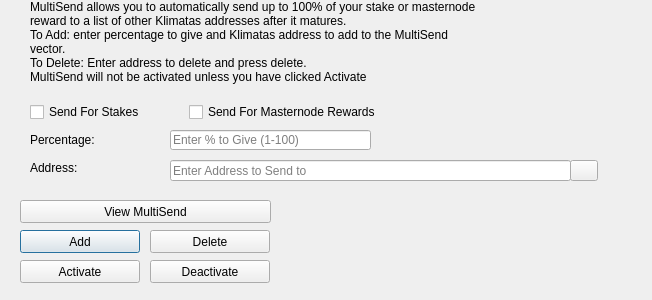
Above: src/qt/forms/multisenddialog.ui from klimatas/klimatas-core before the change. Below: the same form after it.
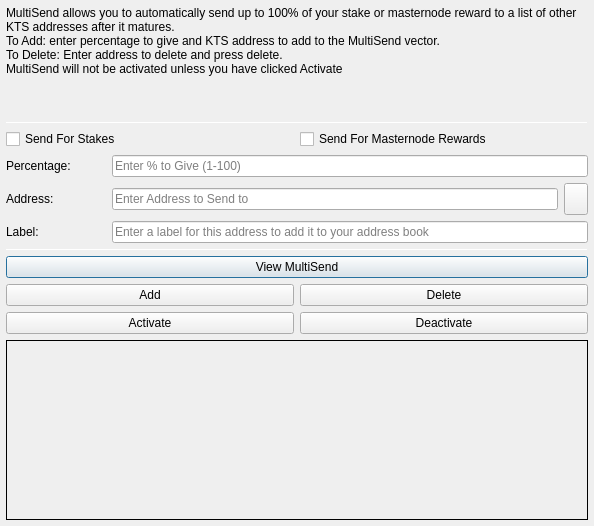
That is the form after the change. Icons and pictures are not drawn.

Commit message: Klimatas upgrade to latest PIVX version

What changed in the file:
```diff
--- a/src/qt/forms/multisenddialog.ui
+++ b/src/qt/forms/multisenddialog.ui
@@ -9,22 +9,106 @@
    <rect>
     <x>0</x>
     <y>0</y>
-    <width>652</width>
-    <height>300</height>
+    <width>594</width>
+    <height>526</height>
    </rect>
   </property>
   <property name="windowTitle">
    <string>MultiSend</string>
   </property>
+  <layout class="QVBoxLayout" name="verticalLayout" stretch="0">
+   <property name="leftMargin">
+    <number>6</number>
+   </property>
+   <property name="topMargin">
+    <number>6</number>
+   </property>
+   <property name="rightMargin">
+    <number>6</number>
+   </property>
+   <property name="bottomMargin">
+    <number>6</number>
+   </property>
+   <item>
+    <layout class="QVBoxLayout" name="verticalLayout_Main" stretch="1,1,1,0,1,1,1">
+     <item>
+      <widget class="QLabel" name="label_2">
+       <property name="lineWidth">
+        <number>1</number>
+       </property>
+       <property name="text">
+        <string>MultiSend allows you to automatically send up to 100% of your stake or masternode reward to a list of other KTS addresses after it matures.
+To Add: enter percentage to give and KTS address to add to the MultiSend vector.
+To Delete: Enter address to delete and press delete.
+MultiSend will not be activated unless you have clicked Activate</string>
+       </property>
+       <property name="alignment">
+        <set>Qt::AlignLeading|Qt::AlignLeft|Qt::AlignTop</set>
+       </property>
+       <property name="wordWrap">
+        <bool>true</bool>
+       </property>
+      </widget>
+     </item>
+     <item>
+      <widget class="Line" name="line">
+       <property name="minimumSize">
+        <size>
+         <width>0</width>
+         <height>1</height>
+        </size>
+       </property>
+       <property name="maximumSize">
+        <size>
+         <width>16777215</width>
+         <height>1</height>
+        </size>
+       </property>
+       <property name="orientation">
+        <enum>Qt::Horizontal</enum>
+       </property>
+      </widget>
+     </item>
+     <item>
+      <layout class="QVBoxLayout" name="verticalLayout_Settings">
+       <item>
+        <layout class="QHBoxLayout" name="horizontalLayout">
+         <item>
+          <widget class="QCheckBox" name="multiSendStakeCheckBox">
+           <property name="text">
+            <string>Send For Stakes</string>
+           </property>
+          </widget>
+         </item>
+         <item>
+          <widget class="QCheckBox" name="multiSendMasternodeCheckBox">
+           <property name="text">
+            <string>Send For Masternode Rewards</string>
+           </property>
+          </widget>
+         </item>
+        </layout>
+       </item>
+       <item>
+        <layout class="QHBoxLayout" name="horizontalLayout_6">
+         <item>
+          <widget class="QLabel" name="label">
+           <property name="minimumSize">
+            <size>
+             <width>100</width>
+             <height>0</height>
+            </size>
+           </property>
+           <property name="toolTip">
+            <string>Percentage of stake to send</string>
+           </property>
+           <property name="text">
+            <string>Percentage:</string>
+           </property>
+          </widget>
+         </item>
+         <item>
   <widget class="QLineEdit" name="multiSendPercentEdit">
-   <property name="geometry">
-    <rect>
-     <x>170</x>
-     <y>130</y>
-     <width>201</width>
-     <height>20</height>
-    </rect>
-   </property>
    <property name="toolTip">
     <string>Enter whole numbers 1 - 100</string>
    </property>
@@ -32,15 +116,29 @@
     <string>Enter % to Give (1-100)</string>
    </property>
   </widget>
+         </item>
+        </layout>
+       </item>
+       <item>
+        <layout class="QHBoxLayout" name="horizontalLayout_7">
+         <item>
+          <widget class="QLabel" name="label_5">
+           <property name="minimumSize">
+            <size>
+             <width>100</width>
+             <height>0</height>
+            </size>
+           </property>
+           <property name="toolTip">
+            <string>Address to send portion of stake to</string>
+           </property>
+           <property name="text">
+            <string>Address:</string>
+           </property>
+          </widget>
+         </item>
+         <item>
   <widget class="QLineEdit" name="multiSendAddressEdit">
-   <property name="geometry">
-    <rect>
-     <x>170</x>
-     <y>160</y>
-     <width>401</width>
-     <height>21</height>
-    </rect>
-   </property>
    <property name="toolTip">
     <string/>
    </property>
@@ -48,87 +146,14 @@
     <string>Enter Address to Send to</string>
    </property>
   </widget>
-  <widget class="QLabel" name="label_2">
-   <property name="geometry">
-    <rect>
-     <x>30</x>
-     <y>0</y>
-     <width>451</width>
-     <height>121</height>
-    </rect>
-   </property>
-   <property name="lineWidth">
-    <number>1</number>
-   </property>
-   <property name="text">
-    <string>MultiSend allows you to automatically send up to 100% of your stake or masternode reward to a list of other Klimatas addresses after it matures.
-To Add: enter percentage to give and Klimatas address to add to the MultiSend vector.
-To Delete: Enter address to delete and press delete.
-MultiSend will not be activated unless you have clicked Activate</string>
-   </property>
-   <property name="alignment">
-    <set>Qt::AlignLeading|Qt::AlignLeft|Qt::AlignTop</set>
-   </property>
-   <property name="wordWrap">
-    <bool>true</bool>
-   </property>
-  </widget>
-  <widget class="QLabel" name="message">
-   <property name="geometry">
-    <rect>
-     <x>290</x>
-     <y>200</y>
-     <width>351</width>
-     <height>91</height>
-    </rect>
-   </property>
-   <property name="text">
-    <string/>
-   </property>
-  </widget>
-  <widget class="QPushButton" name="addButton">
-   <property name="geometry">
-    <rect>
-     <x>20</x>
-     <y>230</y>
-     <width>120</width>
-     <height>23</height>
-    </rect>
-   </property>
-   <property name="toolTip">
-    <string/>
-   </property>
-   <property name="statusTip">
-    <string>Add to MultiSend Vector</string>
-   </property>
-   <property name="text">
-    <string>Add</string>
-   </property>
-  </widget>
-  <widget class="QPushButton" name="disableButton">
-   <property name="geometry">
-    <rect>
-     <x>150</x>
-     <y>260</y>
-     <width>120</width>
-     <height>23</height>
-    </rect>
-   </property>
-   <property name="statusTip">
-    <string>Deactivate MultiSend</string>
-   </property>
-   <property name="text">
-    <string>Deactivate</string>
-   </property>
-  </widget>
-  <widget class="QPushButton" name="addressBookButton">
-   <property name="geometry">
-    <rect>
-     <x>570</x>
-     <y>160</y>
-     <width>28</width>
-     <height>21</height>
-    </rect>
+         </item>
+         <item>
+          <widget class="QToolButton" name="addressBookButton">
+           <property name="maximumSize">
+            <size>
+             <width>16777215</width>
+             <height>32</height>
+            </size>
    </property>
    <property name="toolTip">
     <string>Choose an address from the address book</string>
@@ -143,51 +168,85 @@
    <property name="shortcut">
     <string>Alt+A</string>
    </property>
-   <property name="autoDefault">
-    <bool>false</bool>
-   </property>
-  </widget>
-  <widget class="QLabel" name="label">
-   <property name="geometry">
-    <rect>
-     <x>30</x>
-     <y>130</y>
-     <width>121</width>
-     <height>20</height>
-    </rect>
-   </property>
+          </widget>
+         </item>
+        </layout>
+       </item>
+      </layout>
+     </item>
+     <item>
+      <layout class="QHBoxLayout" name="horizontalLayout_3">
+       <item>
+        <widget class="QLabel" name="label_3">
+         <property name="minimumSize">
+          <size>
+           <width>100</width>
+           <height>0</height>
+          </size>
+         </property>
+         <property name="text">
+          <string>Label:</string>
+         </property>
+        </widget>
+       </item>
+       <item>
+        <widget class="QLineEdit" name="labelAddressLabelEdit">
+         <property name="placeholderText">
+          <string>Enter a label for this address to add it to your address book</string>
+         </property>
+        </widget>
+       </item>
+      </layout>
+     </item>
+     <item>
+      <widget class="Line" name="line_2">
+       <property name="minimumSize">
+        <size>
+         <width>0</width>
+         <height>1</height>
+        </size>
+       </property>
+       <property name="maximumSize">
+        <size>
+         <width>16777215</width>
+         <height>1</height>
+        </size>
+       </property>
+       <property name="orientation">
+        <enum>Qt::Horizontal</enum>
+       </property>
+      </widget>
+     </item>
+     <item>
+      <layout class="QVBoxLayout" name="verticalLayout_Buttons">
+       <item>
+        <layout class="QHBoxLayout" name="horizontalLayout_4">
+         <item>
+          <widget class="QPushButton" name="viewButton">
    <property name="toolTip">
     <string>Percentage of stake to send</string>
    </property>
    <property name="text">
-    <string>Percentage:</string>
-   </property>
-  </widget>
-  <widget class="QLabel" name="label_5">
-   <property name="geometry">
-    <rect>
-     <x>30</x>
-     <y>160</y>
-     <width>111</width>
-     <height>16</height>
-    </rect>
-   </property>
+            <string>View MultiSend</string>
+           </property>
+          </widget>
+         </item>
+        </layout>
+       </item>
+       <item>
+        <layout class="QHBoxLayout" name="horizontalLayout_2">
+         <item>
+          <widget class="QPushButton" name="addButton">
    <property name="toolTip">
     <string>Address to send portion of stake to</string>
    </property>
    <property name="text">
-    <string>Address:</string>
-   </property>
-  </widget>
+            <string>Add</string>
+           </property>
+          </widget>
+         </item>
+         <item>
   <widget class="QPushButton" name="deleteButton">
-   <property name="geometry">
-    <rect>
-     <x>150</x>
-     <y>230</y>
-     <width>120</width>
-     <height>23</height>
-    </rect>
-   </property>
    <property name="toolTip">
     <string/>
    </property>
@@ -198,15 +257,13 @@
     <string>Delete</string>
    </property>
   </widget>
+         </item>
+        </layout>
+       </item>
+       <item>
+        <layout class="QHBoxLayout" name="horizontalLayout_5">
+         <item>
   <widget class="QPushButton" name="activateButton">
-   <property name="geometry">
-    <rect>
-     <x>20</x>
-     <y>260</y>
-     <width>120</width>
-     <height>23</height>
-    </rect>
-   </property>
    <property name="statusTip">
     <string>Activate MultiSend</string>
    </property>
@@ -214,51 +271,55 @@
     <string>Activate</string>
    </property>
   </widget>
-  <widget class="QPushButton" name="viewButton">
-   <property name="geometry">
-    <rect>
-     <x>20</x>
-     <y>200</y>
-     <width>251</width>
-     <height>23</height>
-    </rect>
-   </property>
-   <property name="toolTip">
-    <string/>
-   </property>
+         </item>
+         <item>
+          <widget class="QPushButton" name="disableButton">
    <property name="statusTip">
     <string>View MultiSend Vector</string>
    </property>
    <property name="text">
-    <string>View MultiSend</string>
-   </property>
-  </widget>
-  <widget class="QWidget" name="horizontalLayoutWidget">
-   <property name="geometry">
-    <rect>
-     <x>30</x>
-     <y>100</y>
-     <width>351</width>
-     <height>24</height>
-    </rect>
-   </property>
-   <layout class="QHBoxLayout" name="horizontalLayout">
-    <item>
-     <widget class="QCheckBox" name="multiSendStakeCheckBox">
-      <property name="text">
-       <string>Send For Stakes</string>
-      </property>
-     </widget>
-    </item>
+            <string>Deactivate</string>
+           </property>
+          </widget>
+         </item>
+        </layout>
+       </item>
+      </layout>
+     </item>
     <item>
-     <widget class="QCheckBox" name="multiSendMasternodeCheckBox">
+      <widget class="QLabel" name="message">
+       <property name="minimumSize">
+        <size>
+         <width>0</width>
+         <height>180</height>
+        </size>
+       </property>
+       <property name="frameShape">
+        <enum>QFrame::Panel</enum>
+       </property>
+       <property name="frameShadow">
+        <enum>QFrame::Plain</enum>
+       </property>
+       <property name="lineWidth">
+        <number>1</number>
+       </property>
+       <property name="midLineWidth">
+        <number>1</number>
+       </property>
       <property name="text">
-       <string>Send For Masternode Rewards</string>
-      </property>
+        <string/>
+       </property>
+       <property name="alignment">
+        <set>Qt::AlignLeading|Qt::AlignLeft|Qt::AlignTop</set>
+       </property>
+       <property name="wordWrap">
+        <bool>true</bool>
+       </property>
      </widget>
     </item>
    </layout>
-  </widget>
+   </item>
+  </layout>
  </widget>
  <resources>
   <include location="../klimatas.qrc"/>
```
Left out of the diff: 20 changed lines with no effect on the pictures. Lines whose indentation alone changed are shown as unchanged. The commit also changes 1722 other files.
